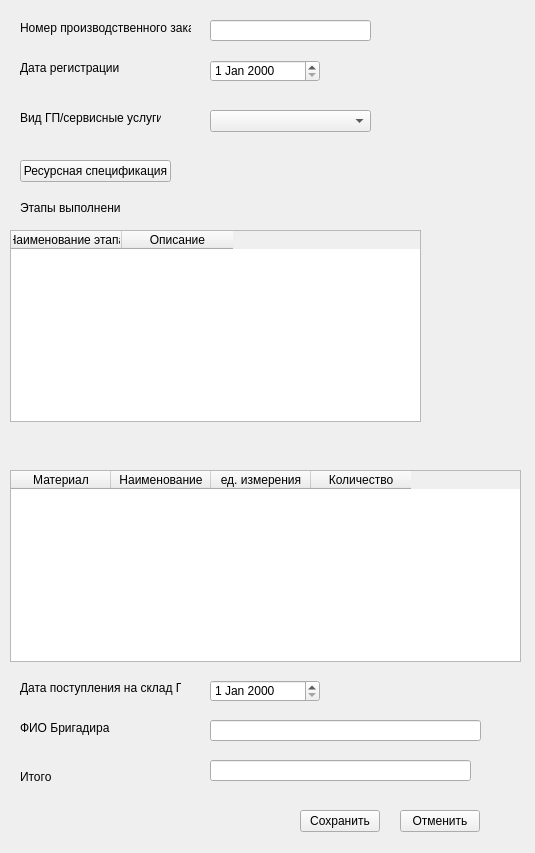
anastasia-dushanova/ERPsystem, file productionorder.ui: the form before one commit.
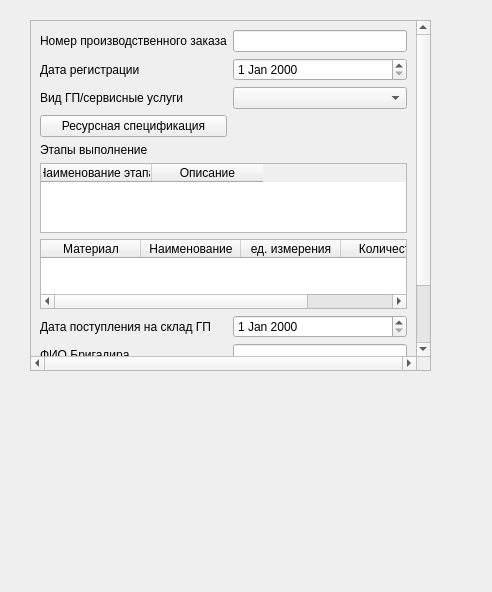
The form after the commit.

Diff of the .ui file:
```diff
--- a/productionorder.ui
+++ b/productionorder.ui
@@ -6,104 +6,87 @@
    <rect>
     <x>0</x>
     <y>0</y>
-    <width>535</width>
-    <height>853</height>
+    <width>492</width>
+    <height>592</height>
    </rect>
   </property>
   <property name="windowTitle">
    <string>Form</string>
   </property>
+  <widget class="QScrollArea" name="scrollArea">
+   <property name="geometry">
+    <rect>
+     <x>30</x>
+     <y>20</y>
+     <width>401</width>
+     <height>351</height>
+    </rect>
+   </property>
+   <property name="verticalScrollBarPolicy">
+    <enum>Qt::ScrollBarAlwaysOn</enum>
+   </property>
+   <property name="horizontalScrollBarPolicy">
+    <enum>Qt::ScrollBarAlwaysOn</enum>
+   </property>
+   <property name="widgetResizable">
+    <bool>true</bool>
+   </property>
+   <widget class="QWidget" name="scrollAreaWidgetContents">
+    <property name="geometry">
+     <rect>
+      <x>0</x>
+      <y>0</y>
+      <width>385</width>
+      <height>412</height>
+     </rect>
+    </property>
+    <layout class="QGridLayout" name="gridLayout">
+     <item row="0" column="0">
   <widget class="QLabel" name="label_prodOrder_id">
-   <property name="geometry">
-    <rect>
-     <x>20</x>
-     <y>20</y>
-     <width>171</width>
-     <height>16</height>
-    </rect>
-   </property>
    <property name="text">
     <string>Номер производственного заказа</string>
    </property>
   </widget>
-  <widget class="QLineEdit" name="lineEdit_prodOrder_id">
-   <property name="geometry">
-    <rect>
-     <x>210</x>
-     <y>20</y>
-     <width>161</width>
-     <height>21</height>
-    </rect>
-   </property>
-  </widget>
-  <widget class="QDateEdit" name="dateEdit_reg">
-   <property name="geometry">
-    <rect>
-     <x>210</x>
-     <y>60</y>
-     <width>110</width>
-     <height>22</height>
-    </rect>
-   </property>
-  </widget>
+     </item>
+     <item row="0" column="1">
+      <widget class="QLineEdit" name="lineEdit_prodOrder_id"/>
+     </item>
+     <item row="1" column="0">
   <widget class="QLabel" name="label_dateReg">
-   <property name="geometry">
-    <rect>
-     <x>20</x>
-     <y>60</y>
-     <width>101</width>
-     <height>16</height>
-    </rect>
-   </property>
    <property name="text">
     <string>Дата регистрации</string>
    </property>
   </widget>
+     </item>
+     <item row="1" column="1">
+      <widget class="QDateEdit" name="dateEdit_reg"/>
+     </item>
+     <item row="2" column="0">
   <widget class="QLabel" name="label_productType">
-   <property name="geometry">
-    <rect>
-     <x>20</x>
-     <y>110</y>
-     <width>141</width>
-     <height>16</height>
-    </rect>
-   </property>
    <property name="text">
     <string>Вид ГП/сервисные услуги</string>
    </property>
   </widget>
-  <widget class="QComboBox" name="comboBox_productType">
-   <property name="geometry">
-    <rect>
-     <x>210</x>
-     <y>110</y>
-     <width>161</width>
-     <height>22</height>
-    </rect>
-   </property>
-  </widget>
+     </item>
+     <item row="2" column="1">
+      <widget class="QComboBox" name="comboBox_productType"/>
+     </item>
+     <item row="3" column="0">
   <widget class="QPushButton" name="pushButton_specification">
-   <property name="geometry">
-    <rect>
-     <x>20</x>
-     <y>160</y>
-     <width>151</width>
-     <height>22</height>
-    </rect>
-   </property>
    <property name="text">
     <string>Ресурсная спецификация</string>
    </property>
   </widget>
+     </item>
+     <item row="4" column="0">
+      <widget class="QLabel" name="label_steps">
+       <property name="text">
+        <string>Этапы выполнение</string>
+       </property>
+      </widget>
+     </item>
+     <item row="5" column="0" colspan="2">
   <widget class="QTableWidget" name="tableWidget_steps">
-   <property name="geometry">
-    <rect>
-     <x>10</x>
-     <y>230</y>
-     <width>411</width>
-     <height>192</height>
-    </rect>
-   </property>
    <attribute name="horizontalHeaderMinimumSectionSize">
     <number>30</number>
    </attribute>
@@ -121,28 +104,9 @@
     </property>
    </column>
   </widget>
-  <widget class="QLabel" name="label_steps">
-   <property name="geometry">
-    <rect>
-     <x>20</x>
-     <y>200</y>
-     <width>101</width>
-     <height>16</height>
-    </rect>
-   </property>
-   <property name="text">
-    <string>Этапы выполнение</string>
-   </property>
-  </widget>
+     </item>
+     <item row="6" column="0" colspan="2">
   <widget class="QTableWidget" name="tableWidget_materials">
-   <property name="geometry">
-    <rect>
-     <x>10</x>
-     <y>470</y>
-     <width>511</width>
-     <height>192</height>
-    </rect>
-   </property>
    <column>
     <property name="text">
      <string>Материал</string>
@@ -164,100 +128,70 @@
     </property>
    </column>
   </widget>
+     </item>
+     <item row="7" column="0">
   <widget class="QLabel" name="label_entrance">
-   <property name="geometry">
-    <rect>
-     <x>20</x>
-     <y>680</y>
-     <width>161</width>
-     <height>16</height>
-    </rect>
-   </property>
    <property name="text">
     <string>Дата поступления на склад ГП</string>
    </property>
   </widget>
-  <widget class="QDateEdit" name="dateEdit_entrance">
-   <property name="geometry">
-    <rect>
-     <x>210</x>
-     <y>680</y>
-     <width>110</width>
-     <height>22</height>
-    </rect>
-   </property>
-  </widget>
+     </item>
+     <item row="7" column="1">
+      <widget class="QDateEdit" name="dateEdit_entrance"/>
+     </item>
+     <item row="8" column="0">
   <widget class="QLabel" name="label_foreman">
-   <property name="geometry">
-    <rect>
-     <x>20</x>
-     <y>720</y>
-     <width>161</width>
-     <height>16</height>
-    </rect>
-   </property>
    <property name="text">
     <string>ФИО Бригадира</string>
    </property>
   </widget>
-  <widget class="QLineEdit" name="lineEdit_foreman">
-   <property name="geometry">
-    <rect>
-     <x>210</x>
-     <y>720</y>
-     <width>271</width>
-     <height>21</height>
-    </rect>
-   </property>
-  </widget>
+     </item>
+     <item row="8" column="1">
+      <widget class="QLineEdit" name="lineEdit_foreman"/>
+     </item>
+     <item row="9" column="0">
+      <widget class="QLabel" name="label_total">
+       <property name="text">
+        <string>Итого</string>
+       </property>
+      </widget>
+     </item>
+     <item row="9" column="1">
+      <widget class="QLineEdit" name="lineEdit_total"/>
+     </item>
+     <item row="10" column="0" colspan="2">
+      <layout class="QHBoxLayout" name="horizontalLayout_2">
+       <item>
+        <spacer name="horizontalSpacer">
+         <property name="orientation">
+          <enum>Qt::Horizontal</enum>
+         </property>
+         <property name="sizeHint" stdset="0">
+          <size>
+           <width>40</width>
+           <height>20</height>
+          </size>
+         </property>
+        </spacer>
+       </item>
+       <item>
   <widget class="QPushButton" name="pushButton_save">
-   <property name="geometry">
-    <rect>
-     <x>300</x>
-     <y>810</y>
-     <width>80</width>
-     <height>22</height>
-    </rect>
-   </property>
    <property name="text">
     <string>Сохранить</string>
    </property>
   </widget>
+       </item>
+       <item>
   <widget class="QPushButton" name="pushButton_cancel">
-   <property name="geometry">
-    <rect>
-     <x>400</x>
-     <y>810</y>
-     <width>80</width>
-     <height>22</height>
-    </rect>
-   </property>
    <property name="text">
     <string>Отменить</string>
    </property>
   </widget>
-  <widget class="QLabel" name="label_total">
-   <property name="geometry">
-    <rect>
-     <x>20</x>
-     <y>770</y>
-     <width>47</width>
-     <height>14</height>
-    </rect>
-   </property>
-   <property name="text">
-    <string>Итого</string>
-   </property>
-  </widget>
-  <widget class="QLineEdit" name="lineEdit_total">
-   <property name="geometry">
-    <rect>
-     <x>210</x>
-     <y>760</y>
-     <width>261</width>
-     <height>21</height>
-    </rect>
-   </property>
+       </item>
+      </layout>
+     </item>
+    </layout>
+   </widget>
   </widget>
  </widget>
  <resources/>
```
Lines whose indentation alone changed are shown as unchanged.
